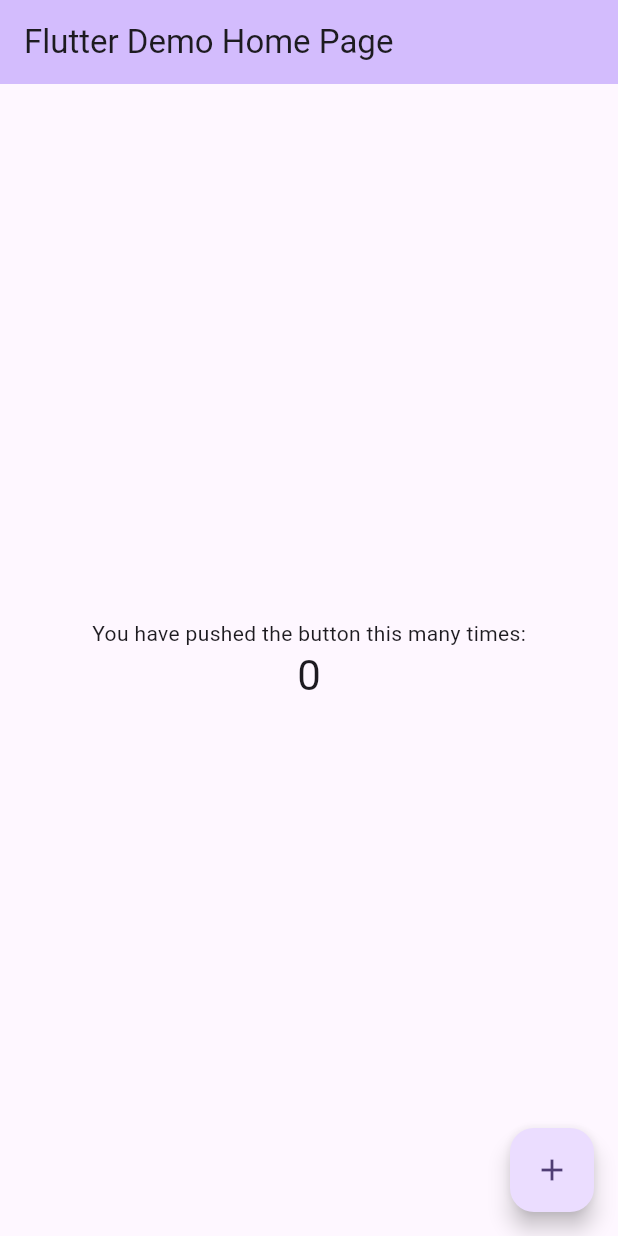
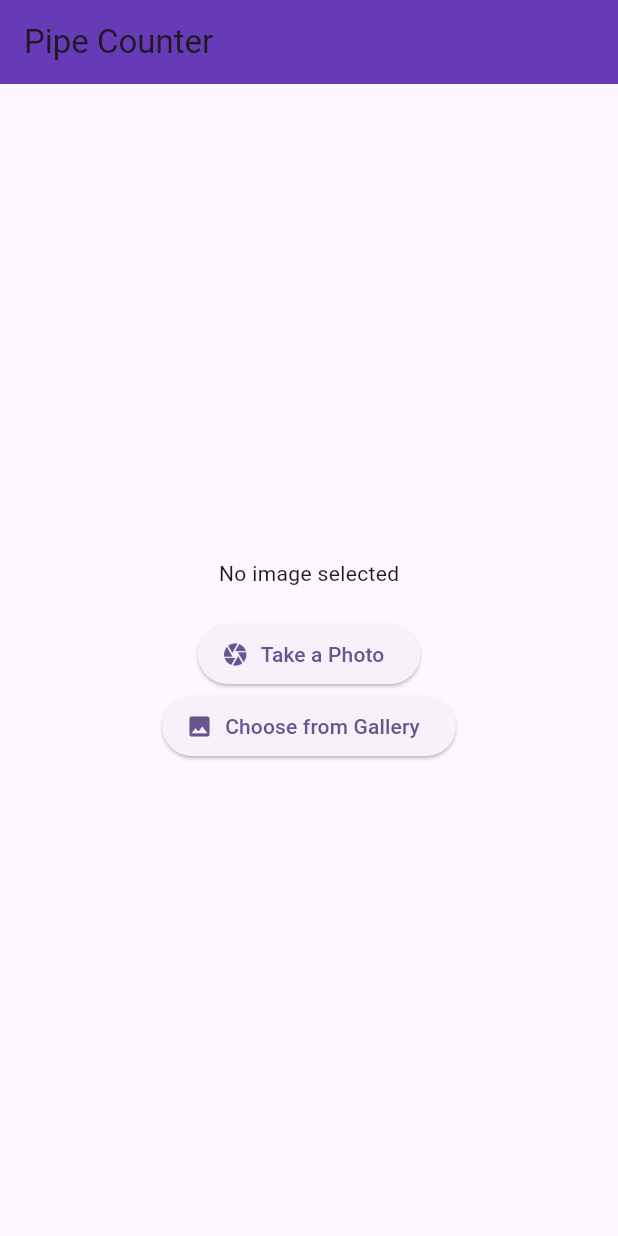
Before and after one commit to Nikhil-1426/County.Z.AI, a Flutter app: the screen it shows after launch, on a phone screen of 412 x 824 dp. Run offline on Flutter 3.47's test engine with Material 3 defaults, Android fonts, the phone set to English and light mode, and no system bars; our stand-ins replace image_picker.

Commit message:
Basic App Structure Added

```diff
--- /dev/null
+++ b/lib/home_page.dart
@@ -0,0 +1,62 @@
+import 'dart:io';
+import 'package:flutter/material.dart';
+import 'package:image_picker/image_picker.dart';
+import 'loading_page.dart';
+
+class HomePage extends StatefulWidget {
+  const HomePage({super.key});
+
+  @override
+  State<HomePage> createState() => _HomePageState();
+}
+
+class _HomePageState extends State<HomePage> {
+  File? _image;
+  final ImagePicker _picker = ImagePicker();
+
+  Future<void> _pickImage(ImageSource source) async {
+    final pickedFile = await _picker.pickImage(source: source);
+    if (pickedFile != null) {
+      setState(() {
+        _image = File(pickedFile.path);
+      });
+      // Navigate to loading screen while processing
+      Navigator.push(
+        context,
+        MaterialPageRoute(builder: (context) => const LoadingPage()),
+      );
+      // TODO: Send image to Flask server and get processed result
+    }
+  }
+
+  @override
+  Widget build(BuildContext context) {
+    return Scaffold(
+      appBar: AppBar(
+        title: const Text("Pipe Counter"),
+        backgroundColor: Colors.deepPurple,
+      ),
+      body: Center(
+        child: Column(
+          mainAxisAlignment: MainAxisAlignment.center,
+          children: [
+            _image == null
+                ? const Text("No image selected")
+                : Image.file(_image!),
+            const SizedBox(height: 20),
+            ElevatedButton.icon(
+              icon: const Icon(Icons.camera),
+              label: const Text("Take a Photo"),
+              onPressed: () => _pickImage(ImageSource.camera),
+            ),
+            ElevatedButton.icon(
+              icon: const Icon(Icons.image),
+              label: const Text("Choose from Gallery"),
+              onPressed: () => _pickImage(ImageSource.gallery),
+            ),
+          ],
+        ),
+      ),
+    );
+  }
+}
--- a/lib/main.dart
+++ b/lib/main.dart
@@ -1,4 +1,6 @@
+// main.dart
 import 'package:flutter/material.dart';
+import 'home_page.dart';
 
 void main() {
   runApp(const MyApp());
@@ -7,119 +9,16 @@
 class MyApp extends StatelessWidget {
   const MyApp({super.key});
 
-  // This widget is the root of your application.
   @override
   Widget build(BuildContext context) {
     return MaterialApp(
-      title: 'Flutter Demo',
+      debugShowCheckedModeBanner: false,
+      title: 'Pipe Counter',
       theme: ThemeData(
-        // This is the theme of your application.
-        //
-        // TRY THIS: Try running your application with "flutter run". You'll see
-        // the application has a purple toolbar. Then, without quitting the app,
-        // try changing the seedColor in the colorScheme below to Colors.green
-        // and then invoke "hot reload" (save your changes or press the "hot
-        // reload" button in a Flutter-supported IDE, or press "r" if you used
-        // the command line to start the app).
-        //
-        // Notice that the counter didn't reset back to zero; the application
-        // state is not lost during the reload. To reset the state, use hot
-        // restart instead.
-        //
-        // This works for code too, not just values: Most code changes can be
-        // tested with just a hot reload.
         colorScheme: ColorScheme.fromSeed(seedColor: Colors.deepPurple),
         useMaterial3: true,
       ),
-      home: const MyHomePage(title: 'Flutter Demo Home Page'),
+      home: const HomePage(),
     );
   }
 }
-
-class MyHomePage extends StatefulWidget {
-  const MyHomePage({super.key, required this.title});
-
-  // This widget is the home page of your application. It is stateful, meaning
-  // that it has a State object (defined below) that contains fields that affect
-  // how it looks.
-
-  // This class is the configuration for the state. It holds the values (in this
-  // case the title) provided by the parent (in this case the App widget) and
-  // used by the build method of the State. Fields in a Widget subclass are
-  // always marked "final".
-
-  final String title;
-
-  @override
-  State<MyHomePage> createState() => _MyHomePageState();
-}
-
-class _MyHomePageState extends State<MyHomePage> {
-  int _counter = 0;
-
-  void _incrementCounter() {
-    setState(() {
-      // This call to setState tells the Flutter framework that something has
-      // changed in this State, which causes it to rerun the build method below
-      // so that the display can reflect the updated values. If we changed
-      // _counter without calling setState(), then the build method would not be
-      // called again, and so nothing would appear to happen.
-      _counter++;
-    });
-  }
-
-  @override
-  Widget build(BuildContext context) {
-    // This method is rerun every time setState is called, for instance as done
-    // by the _incrementCounter method above.
-    //
-    // The Flutter framework has been optimized to make rerunning build methods
-    // fast, so that you can just rebuild anything that needs updating rather
-    // than having to individually change instances of widgets.
-    return Scaffold(
-      appBar: AppBar(
-        // TRY THIS: Try changing the color here to a specific color (to
-        // Colors.amber, perhaps?) and trigger a hot reload to see the AppBar
-        // change color while the other colors stay the same.
-        backgroundColor: Theme.of(context).colorScheme.inversePrimary,
-        // Here we take the value from the MyHomePage object that was created by
-        // the App.build method, and use it to set our appbar title.
-        title: Text(widget.title),
-      ),
-      body: Center(
-        // Center is a layout widget. It takes a single child and positions it
-        // in the middle of the parent.
-        child: Column(
-          // Column is also a layout widget. It takes a list of children and
-          // arranges them vertically. By default, it sizes itself to fit its
-          // children horizontally, and tries to be as tall as its parent.
-          //
-          // Column has various properties to control how it sizes itself and
-          // how it positions its children. Here we use mainAxisAlignment to
-          // center the children vertically; the main axis here is the vertical
-          // axis because Columns are vertical (the cross axis would be
-          // horizontal).
-          //
-          // TRY THIS: Invoke "debug painting" (choose the "Toggle Debug Paint"
-          // action in the IDE, or press "p" in the console), to see the
-          // wireframe for each widget.
-          mainAxisAlignment: MainAxisAlignment.center,
-          children: <Widget>[
-            const Text(
-              'You have pushed the button this many times:',
-            ),
-            Text(
-              '$_counter',
-              style: Theme.of(context).textTheme.headlineMedium,
-            ),
-          ],
-        ),
-      ),
-      floatingActionButton: FloatingActionButton(
-        onPressed: _incrementCounter,
-        tooltip: 'Increment',
-        child: const Icon(Icons.add),
-      ), // This trailing comma makes auto-formatting nicer for build methods.
-    );
-  }
-}
--- a/pubspec.yaml
+++ b/pubspec.yaml
@@ -45,6 +45,7 @@ dev_dependencies:
   # package. See that file for information about deactivating specific lint
   # rules and activating additional ones.
   flutter_lints: ^5.0.0
+  image_picker: ^1.1.2
 
 # For information on the generic Dart part of this file, see the
 # following page: https://dart.dev/tools/pub/pubspec
```
Also changed, not shown: lib/loading_page.dart (added, +25 -0 lines), pubspec.lock, 5 other files.
